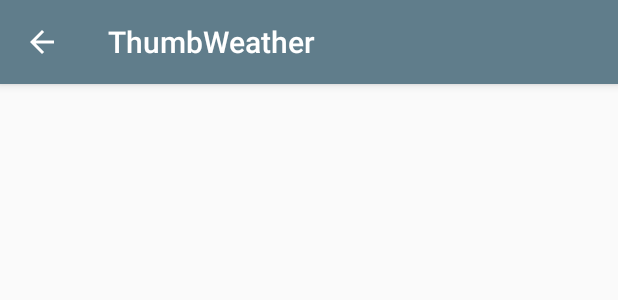
After one commit to vivianlcl/forecastie-master, an Android app: the layout share_toolbar.xml on its own in the app's theme, with its tools: preview values and no code run, on a phone screen of 412 x 824 dp. The commit adds this screen. Shown: the top 300 px of the screen. Run offline under Robolectric (Android 15) with nearby library versions, the phone set to English and light mode, and no system bars.

Commit message:
add my city

```diff
--- a/app/src/main/AndroidManifest.xml
+++ b/app/src/main/AndroidManifest.xml
@@ -25,6 +25,9 @@
         </activity>
         <activity
             android:name=".SettingsActivity"
+            android:theme="@style/AppTheme"/>
+        <activity
+            android:name=".SendMessageActivity"
             android:theme="@style/AppTheme"/>
 
         <receiver android:name="WidgetProvider">
--- a/app/src/main/java/cz/martykan/forecastie/MainActivity.java
+++ b/app/src/main/java/cz/martykan/forecastie/MainActivity.java
@@ -366,6 +366,11 @@ public class MainActivity extends AppCompatActivity implements LocationListener
         return rain;
     }
 
+    /**
+     * 解析今天
+     * @param result
+     * @return
+     */
     private ParseResult parseTodayJson(String result) {
         try {
             JSONObject reader = new JSONObject(result);
@@ -732,7 +737,8 @@ public class MainActivity extends AppCompatActivity implements LocationListener
             return true;
         }
         if (id == R.id.action_share){
-
+            Intent intent = new Intent(MainActivity.this,SendMessageActivity.class);
+            startActivity(intent);
         }
         return super.onOptionsItemSelected(item);
     }
--- a/app/src/main/java/cz/martykan/forecastie/SendMessageActivity.java
+++ b/app/src/main/java/cz/martykan/forecastie/SendMessageActivity.java
@@ -10,5 +10,6 @@ public class SendMessageActivity extends Activity{
     @Override
     protected void onCreate(Bundle savedInstanceState) {
         super.onCreate(savedInstanceState);
+        setContentView(R.layout.share_toolbar);
     }
 }
--- /dev/null
+++ b/app/src/main/res/layout/share_toolbar.xml
@@ -0,0 +1,19 @@
+<?xml version="1.0" encoding="utf-8"?>
+<android.support.design.widget.AppBarLayout
+    xmlns:android="http://schemas.android.com/apk/res/android"
+    xmlns:app="http://schemas.android.com/apk/res-auto"
+    android:layout_width="match_parent"
+    android:layout_height="wrap_content"
+    android:theme="@style/ThemeOverlay.AppCompat.Dark.ActionBar">
+    <android.support.v7.widget.Toolbar
+        xmlns:android="http://schemas.android.com/apk/res/android"
+        xmlns:app="http://schemas.android.com/apk/res-auto"
+        android:id="@+id/share_toolbar"
+        android:layout_width="match_parent"
+        android:layout_height="wrap_content"
+        android:minHeight="?attr/actionBarSize"
+        app:navigationContentDescription="@string/abc_action_bar_up_description"
+        android:background="?attr/colorPrimary"
+        app:navigationIcon="?attr/homeAsUpIndicator"
+        app:title="@string/app_name" />
+</android.support.design.widget.AppBarLayout>
```
